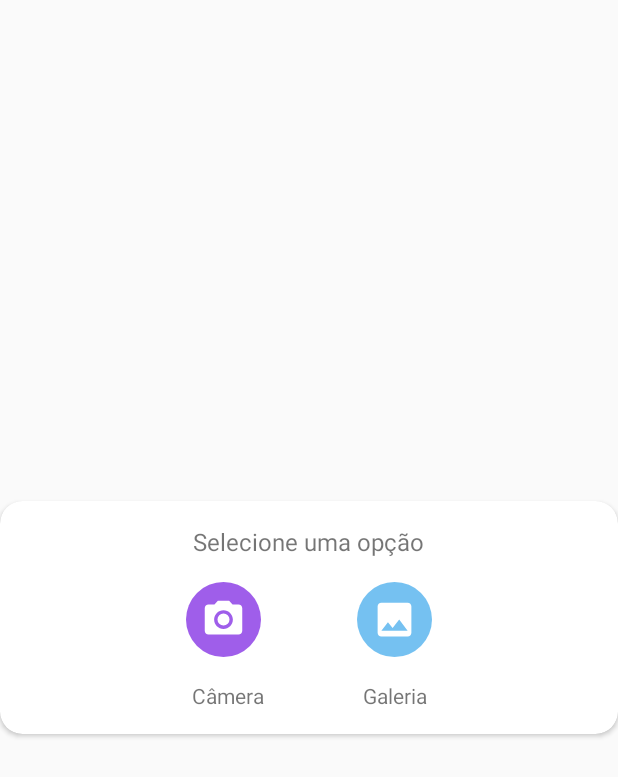
After one commit to HerculesGit/EMOTO, an Android app: the layout popup_photo.xml on its own in the app's theme, with its tools: preview values and no code run, on a phone screen of 412 x 824 dp. The commit adds this screen. Shown: the top 777 px of the screen. Run offline under Robolectric (Android 15) with nearby library versions, the phone set to English and light mode, and no system bars.

Commit message:
Adicionando recursos de tirar foto [new branch: fotoCadTaxi]

```diff
--- /dev/null
+++ b/app/src/main/res/drawable/ic_photo_24dp.xml
@@ -0,0 +1,5 @@
+<vector android:height="24dp" android:tint="#FFFFFF"
+    android:viewportHeight="24.0" android:viewportWidth="24.0"
+    android:width="24dp" xmlns:android="http://schemas.android.com/apk/res/android">
+    <path android:fillColor="#FF000000" android:pathData="M21,19V5c0,-1.1 -0.9,-2 -2,-2H5c-1.1,0 -2,0.9 -2,2v14c0,1.1 0.9,2 2,2h14c1.1,0 2,-0.9 2,-2zM8.5,13.5l2.5,3.01L14.5,12l4.5,6H5l3.5,-4.5z"/>
+</vector>
--- /dev/null
+++ b/app/src/main/res/drawable/ic_photo_camera_24dp.xml
@@ -0,0 +1,6 @@
+<vector android:height="24dp" android:tint="#FFFFFF"
+    android:viewportHeight="24.0" android:viewportWidth="24.0"
+    android:width="24dp" xmlns:android="http://schemas.android.com/apk/res/android">
+    <path android:fillColor="#FF000000" android:pathData="M12,12m-3.2,0a3.2,3.2 0,1 1,6.4 0a3.2,3.2 0,1 1,-6.4 0"/>
+    <path android:fillColor="#FF000000" android:pathData="M9,2L7.17,4L4,4c-1.1,0 -2,0.9 -2,2v12c0,1.1 0.9,2 2,2h16c1.1,0 2,-0.9 2,-2L22,6c0,-1.1 -0.9,-2 -2,-2h-3.17L15,2L9,2zM12,17c-2.76,0 -5,-2.24 -5,-5s2.24,-5 5,-5 5,2.24 5,5 -2.24,5 -5,5z"/>
+</vector>
--- a/app/src/main/res/layout/activity_cadastro_taxi.xml
+++ b/app/src/main/res/layout/activity_cadastro_taxi.xml
@@ -268,7 +268,7 @@
              app:layout_constraintTop_toBottomOf="@+id/editText_login_telefone" />
 
          <Button
-             android:id="@+id/button_selecionar_imagem_perfil"
+             android:id="@+id/cadastro_button_selecionar_imagem_perfil"
              android:layout_width="wrap_content"
              android:layout_height="20dp"
              android:layout_marginEnd="24dp"
@@ -300,7 +300,7 @@
 
 
          <Button
-             android:id="@+id/button_selecionar_imagem_fundo"
+             android:id="@+id/cadastro_button_selecionar_imagem_fundo"
              android:layout_width="wrap_content"
              android:layout_height="20dp"
              android:layout_marginEnd="24dp"
--- /dev/null
+++ b/app/src/main/res/layout/popup_photo.xml
@@ -0,0 +1,114 @@
+<?xml version="1.0" encoding="utf-8"?>
+<RelativeLayout xmlns:android="http://schemas.android.com/apk/res/android"
+    android:layout_width="match_parent"
+    android:layout_height="match_parent"
+    xmlns:app="http://schemas.android.com/apk/res-auto"
+    android:orientation="vertical"
+    android:gravity="center">
+
+
+    <android.support.v7.widget.CardView
+        android:layout_width="match_parent"
+        android:layout_height="wrap_content"
+        android:layout_alignParentLeft="true"
+        android:layout_alignParentTop="true"
+        android:layout_alignParentStart="true"
+        android:layout_alignParentRight="true"
+        app:cardCornerRadius="15dp">
+
+        <LinearLayout
+            android:layout_width="match_parent"
+            android:layout_height="match_parent"
+            android:orientation="vertical">
+
+            <!--Titulo-->
+            <TextView
+                android:layout_gravity="center"
+                android:layout_width="wrap_content"
+                android:layout_height="wrap_content"
+                android:layout_marginLeft="16dp"
+                android:layout_marginTop="16dp"
+                android:layout_marginRight="16dp"
+                android:text="Selecione uma opção"
+                android:textSize="16sp"
+                />
+
+
+            <!--Icones-->
+            <LinearLayout
+                android:layout_width="wrap_content"
+                android:layout_height="wrap_content"
+                android:layout_marginLeft="16dp"
+                android:layout_marginRight="16dp"
+                android:orientation="horizontal"
+                android:layout_gravity="center">
+
+                <ImageView
+                    android:id="@+id/popup_opcao_foto_camera"
+                    android:layout_width="50dp"
+                    android:layout_height="50dp"
+
+                    android:layout_marginTop="16dp"
+                    android:layout_marginLeft="16dp"
+                    android:layout_marginRight="32dp"
+                    android:layout_marginBottom="16dp"
+                    android:padding="10dp"
+                    android:background="@drawable/circlebackgroundpurple"
+                    android:src="@drawable/ic_photo_camera_24dp"
+                    android:clickable="true"
+
+                    android:onClick="clickImageCameraGaleria"
+                    />
+
+                <ImageView
+                    android:id="@+id/popup_opcao_foto_galeria"
+                    android:layout_width="50dp"
+                    android:layout_height="50dp"
+
+                    android:layout_marginTop="16dp"
+                    android:layout_marginLeft="32dp"
+                    android:layout_marginRight="16dp"
+                    android:layout_marginBottom="16dp"
+                    android:padding="10dp"
+                    android:background="@drawable/circlebackgroundblue"
+                    android:src="@drawable/ic_photo_24dp"
+                    android:clickable="true"
+
+                    android:onClick="clickImageCameraGaleria"
+                    />
+            </LinearLayout>
+
+            <!--Subtitulos-->
+            <LinearLayout
+                android:layout_width="wrap_content"
+                android:layout_height="wrap_content"
+                android:layout_marginLeft="20dp"
+                android:layout_marginBottom="16dp"
+                android:layout_marginRight="16dp"
+                android:layout_gravity="center">
+
+                <TextView
+                    android:layout_width="50dp"
+                    android:layout_height="wrap_content"
+                    android:layout_marginLeft="16dp"
+                    android:layout_marginRight="32dp"
+                    android:text="Câmera"
+                    />
+
+                <TextView
+                    android:layout_width="50dp"
+                    android:layout_height="wrap_content"
+                    android:layout_marginLeft="32dp"
+                    android:layout_marginRight="16dp"
+                    android:text="Galeria"
+                    />
+
+
+            </LinearLayout>
+
+        </LinearLayout>
+
+    </android.support.v7.widget.CardView>
+
+
+</RelativeLayout>
```
Also changed, not shown: app/src/main/java/com/dominandoandroid/example/hercules/e_moto/activity/CadastroTaxi.java (+56 -1 lines), app/src/main/res/drawable/circlebackgrounddarkblue.xml (added, +7 -0 lines), app/src/main/res/layout/layout_dialog_opcao_foto.xml (added, +87 -0 lines).
